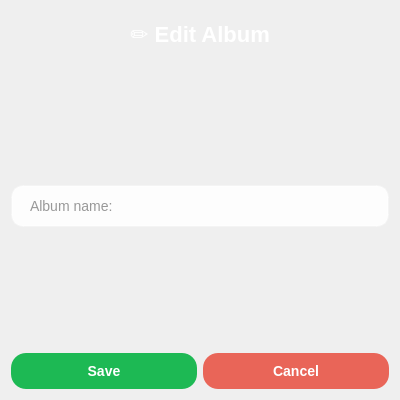
Before: the Qt Designer form Spotify/editalbumdialog.ui in Razatak186/Spotify-Project, drawn with Qt 5.
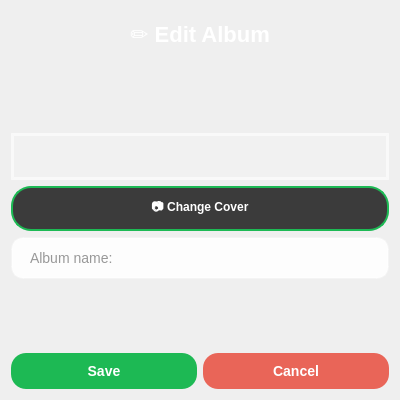
After: the same form once the commit is applied.

Commit message: Album cover added

What changed in the file:
```diff
--- a/Spotify/editalbumdialog.ui
+++ b/Spotify/editalbumdialog.ui
@@ -56,6 +56,66 @@
        </property>
       </spacer>
      </item>
+     <item>
+      <widget class="QLabel" name="coverLabel">
+       <property name="styleSheet">
+        <string notr="true">QLabel#coverLabel {
+    background-color: rgba(255, 255, 255, 0.15);
+    border: 3px solid rgba(255, 255, 255, 0.6);
+    border-radius: 50px;
+    color: white;
+    font-size: 36px;
+}
+</string>
+       </property>
+       <property name="text">
+        <string/>
+       </property>
+       <property name="alignment">
+        <set>Qt::AlignmentFlag::AlignCenter</set>
+       </property>
+      </widget>
+     </item>
+     <item>
+      <widget class="QPushButton" name="chooseCoverButton">
+       <property name="styleSheet">
+        <string notr="true">QPushButton {
+
+background-color: #3b3b3b;
+
+color: white;
+
+border: 2px solid #1DB954;
+
+border-radius: 20px;
+
+padding: 10px 20px;
+
+font-weight: bold;
+
+}
+
+
+
+QPushButton:hover {
+
+background-color: #4a4a4a;
+
+}
+
+
+
+QPushButton:pressed {
+
+background-color: #2a2a2a;
+
+}</string>
+       </property>
+       <property name="text">
+        <string>📷 Change Cover</string>
+       </property>
+      </widget>
+     </item>
      <item>
       <layout class="QHBoxLayout" name="horizontalLayout">
        <item>
```
The commit also changes 12 other files.
